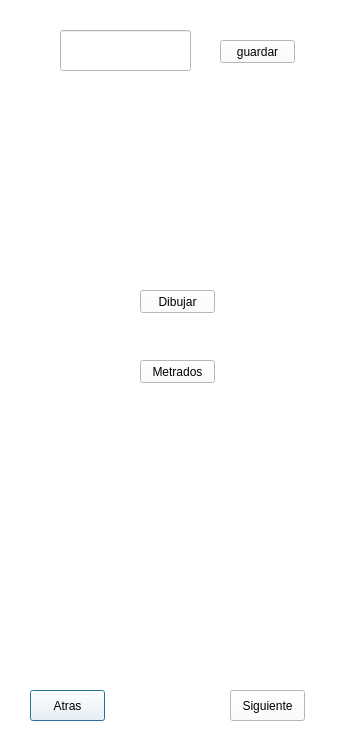
bryanfelixmc/gui_base, file ventana3.ui: the form before one commit.
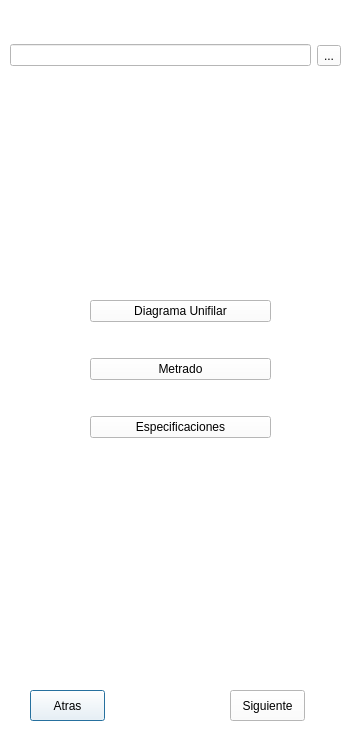
The form after the commit.

Patch:
```diff
--- a/ventana3.ui
+++ b/ventana3.ui
@@ -43,54 +43,60 @@
     <string>Siguiente</string>
    </property>
   </widget>
-  <widget class="QLineEdit" name="lineEdit">
+  <widget class="QWidget" name="horizontalLayoutWidget">
    <property name="geometry">
     <rect>
-     <x>60</x>
-     <y>30</y>
-     <width>131</width>
-     <height>41</height>
-    </rect>
-   </property>
-  </widget>
-  <widget class="QPushButton" name="pushButton3">
-   <property name="geometry">
-    <rect>
-     <x>220</x>
+     <x>10</x>
      <y>40</y>
-     <width>75</width>
-     <height>23</height>
+     <width>331</width>
+     <height>31</height>
     </rect>
    </property>
-   <property name="text">
-    <string>guardar</string>
-   </property>
+   <layout class="QHBoxLayout" name="horizontalLayout">
+    <item>
+     <widget class="QLineEdit" name="lineEdit"/>
+    </item>
+    <item>
+     <widget class="QToolButton" name="toolButton">
+      <property name="text">
+       <string>...</string>
+      </property>
+     </widget>
+    </item>
+   </layout>
   </widget>
-  <widget class="QPushButton" name="pushButton">
+  <widget class="QWidget" name="verticalLayoutWidget">
    <property name="geometry">
     <rect>
-     <x>140</x>
-     <y>290</y>
-     <width>75</width>
-     <height>23</height>
+     <x>90</x>
+     <y>270</y>
+     <width>181</width>
+     <height>201</height>
     </rect>
    </property>
-   <property name="text">
-    <string>Dibujar</string>
-   </property>
-  </widget>
-  <widget class="QPushButton" name="pushButton_2">
-   <property name="geometry">
-    <rect>
-     <x>140</x>
-     <y>360</y>
-     <width>75</width>
-     <height>23</height>
-    </rect>
-   </property>
-   <property name="text">
-    <string>Metrados</string>
-   </property>
+   <layout class="QVBoxLayout" name="verticalLayout">
+    <item>
+     <widget class="QPushButton" name="pushButton">
+      <property name="text">
+       <string>Diagrama Unifilar</string>
+      </property>
+     </widget>
+    </item>
+    <item>
+     <widget class="QPushButton" name="pushButton_2">
+      <property name="text">
+       <string>Metrado</string>
+      </property>
+     </widget>
+    </item>
+    <item>
+     <widget class="QPushButton" name="pushButton_3">
+      <property name="text">
+       <string>Especificaciones</string>
+      </property>
+     </widget>
+    </item>
+   </layout>
   </widget>
  </widget>
  <resources/>
```
